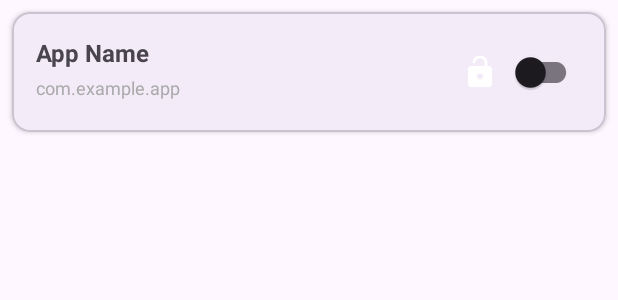
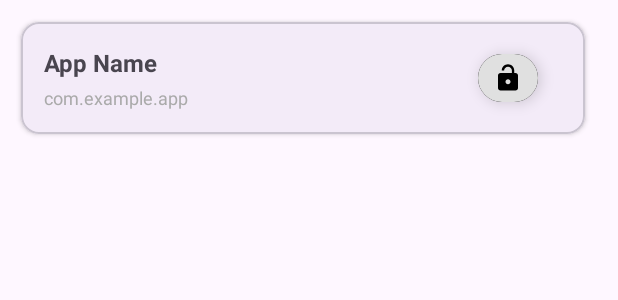
Before and after one commit to qwackedlebl/blockerapp, an Android app: the layout item_app.xml on its own in the app's theme, with its tools: preview values and no code run, on a phone screen of 412 x 824 dp. Shown: the top 300 px of the screen. Run offline under Robolectric (Android 15) with nearby library versions, the phone set to English and light mode, and no system bars.

Commit message:
fuck you lock working in the main menu

```diff
--- a/app/src/main/res/drawable/ic_lock.xml
+++ b/app/src/main/res/drawable/ic_lock.xml
@@ -5,7 +5,7 @@
     android:viewportHeight="24">
 
     <path
-        android:fillColor="@android:color/white"
+        android:fillColor="#000000"
         android:pathData="M18,8h-1V6c0,-2.76 -2.24,-5 -5,-5S7,3.24 7,6v2H6c-1.1,0 -2,0.9 -2,2v10c0,1.1 0.9,2 2,2h12c1.1,0 2,-0.9 2,-2V10c0,-1.1 -0.9,-2 -2,-2zM12,17c-1.1,0 -2,-0.9 -2,-2s0.9,-2 2,-2 2,0.9 2,2 -0.9,2 -2,2zM15.1,8H8.9V6c0,-1.71 1.39,-3.1 3.1,-3.1 1.71,0 3.1,1.39 3.1,3.1v2z"/>
 
 </vector>
--- a/app/src/main/res/drawable/ic_lock_open.xml
+++ b/app/src/main/res/drawable/ic_lock_open.xml
@@ -4,6 +4,6 @@
     android:viewportWidth="24"
     android:viewportHeight="24">
     <path
-        android:fillColor="@android:color/white"
+        android:fillColor="#000000"
         android:pathData="M18,8h-1V6c0,-2.76 -2.24,-5 -5,-5S7,3.24 7,6h1.9c0,-1.71 1.39,-3.1 3.1,-3.1 1.71,0 3.1,1.39 3.1,3.1v2H6c-1.1,0 -2,0.9 -2,2v10c0,1.1 0.9,2 2,2h12c1.1,0 2,-0.9 2,-2V10c0,-1.1 -0.9,-2 -2,-2zM12,17c-1.1,0 -2,-0.9 -2,-2s0.9,-2 2,-2 2,0.9 2,2 -0.9,2 -2,2z"/>
 </vector>
--- a/app/src/main/res/layout/activity_main.xml
+++ b/app/src/main/res/layout/activity_main.xml
@@ -116,9 +116,8 @@
         android:layout_height="match_parent"
         android:layout_gravity="start"
         android:orientation="vertical"
-        android:background="@drawable/drawer_background"
-        android:padding="24dp"
-        android:layout_margin="8dp">
+        android:background="@android:color/white"
+        android:padding="24dp">
 
         <TextView
             android:id="@+id/drawer_title"
--- a/app/src/main/res/layout/item_app.xml
+++ b/app/src/main/res/layout/item_app.xml
@@ -3,14 +3,25 @@
     xmlns:app="http://schemas.android.com/apk/res-auto"
     android:layout_width="match_parent"
     android:layout_height="wrap_content"
-    android:layout_margin="8dp"
-    app:cardElevation="2dp">
+    android:layout_marginStart="8dp"
+    android:layout_marginEnd="16dp"
+    android:layout_marginTop="8dp"
+    android:layout_marginBottom="8dp"
+    app:cardElevation="2dp"
+    app:cardUseCompatPadding="true"
+    android:clipToPadding="false"
+    android:clipChildren="false">
 
     <LinearLayout
         android:layout_width="match_parent"
         android:layout_height="wrap_content"
         android:orientation="horizontal"
-        android:padding="16dp">
+        android:paddingStart="16dp"
+        android:paddingTop="16dp"
+        android:paddingBottom="16dp"
+        android:paddingEnd="24dp"
+        android:clipToPadding="false"
+        android:clipChildren="false">
 
         <LinearLayout
             android:layout_width="0dp"
@@ -37,16 +48,6 @@
 
         </LinearLayout>
 
-        <ImageView
-            android:id="@+id/totpIcon"
-            android:layout_width="24dp"
-            android:layout_height="24dp"
-            android:layout_gravity="center_vertical"
-            android:layout_marginEnd="8dp"
-            android:contentDescription="@string/totp_status"
-            android:src="@drawable/ic_lock_open"
-            android:visibility="visible" />
-
         <com.google.android.material.button.MaterialButton
             android:id="@+id/totpButton"
             style="@style/Widget.Material3.Button.IconButton"
@@ -58,11 +59,24 @@
             android:visibility="gone"
             app:icon="@drawable/ic_settings" />
 
-        <com.google.android.material.switchmaterial.SwitchMaterial
-            android:id="@+id/lockSwitch"
-            android:layout_width="wrap_content"
-            android:layout_height="wrap_content"
-            android:layout_gravity="center_vertical" />
+        <!-- Clickable MaterialButton showing lock/unlock icon inside a gray button with shadow -->
+        <com.google.android.material.button.MaterialButton
+            android:id="@+id/lockButton"
+            style="@style/Widget.Material3.Button.IconButton"
+            android:layout_width="40dp"
+            android:layout_height="40dp"
+            android:layout_gravity="center_vertical"
+            android:layout_marginEnd="8dp"
+            android:contentDescription="@string/lock_state"
+            app:icon="@drawable/ic_lock_open"
+            app:iconTint="@android:color/black"
+            app:iconGravity="textStart"
+            android:padding="6dp"
+            android:insetLeft="0dp"
+            android:insetRight="0dp"
+            app:backgroundTint="#E0E0E0"
+            android:elevation="6dp"
+            android:backgroundTintMode="src_over" />
 
     </LinearLayout>
 
--- a/app/src/main/res/values/strings.xml
+++ b/app/src/main/res/values/strings.xml
@@ -20,4 +20,5 @@
     <string name="configure_totp">Configure TOTP</string>
     <string name="action_search">Search</string>
     <string name="accessibility_service_description">BlockerApp uses this service to detect when locked apps are opened and display a blocking screen. No data is collected or transmitted.</string>
+    <string name="lock_state">Lock state</string>
 </resources>
```
Also changed, not shown: app/src/main/java/com/hackathon/blockerapp/ui/MainActivity.kt (+109 -4 lines), app/src/main/java/com/hackathon/blockerapp/ui/adapters/AppListAdapter.kt (+14 -18 lines), app/src/main/res/drawable/drawer_background.xml (+4 -4 lines), app/src/main/res/layout/dialog_unlock_confirm.xml (added, +39 -0 lines), app/src/main/java/com/hackathon/blockerapp/ui/MyAppsActivity.kt (line endings or trailing spaces).
